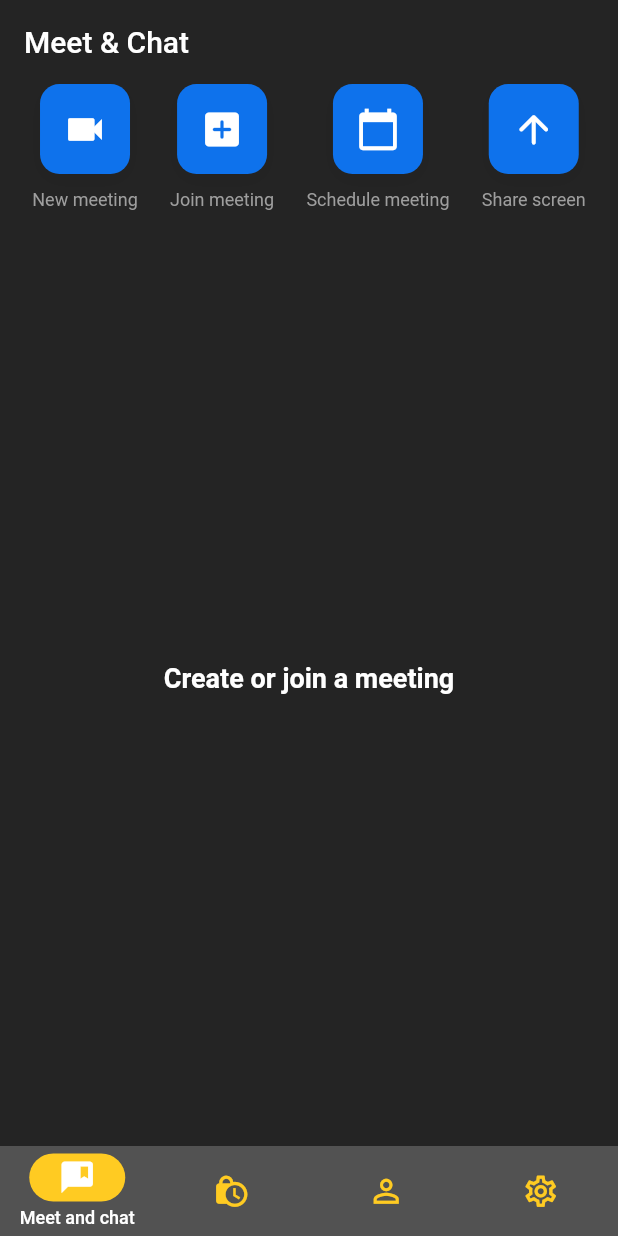
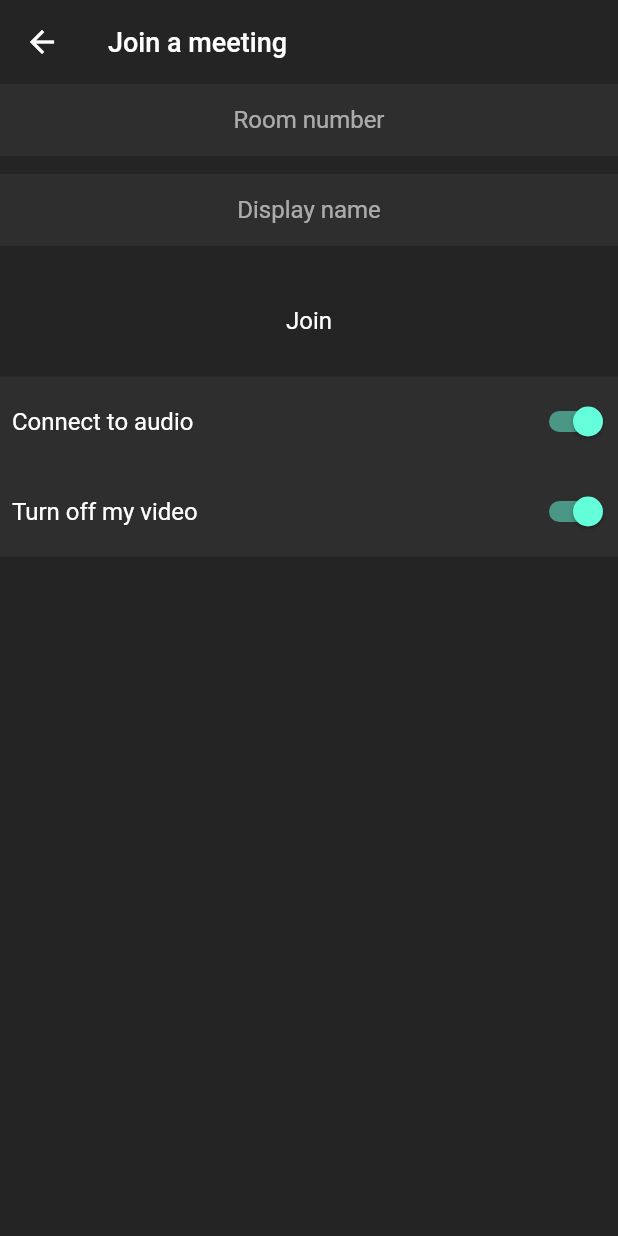
Before and after one commit to Shakthi08/meeteasy, a Flutter app: the screen it shows once a user with an empty profile is signed in, after a tap on "Join meeting", on a phone screen of 412 x 824 dp. Run offline on Flutter 3.47's test engine with Material 2 defaults, Android fonts, the phone set to English and light mode, and no system bars; our stand-ins replace cloud_firestore, firebase_auth, firebase_core, google_sign_in; missing offline and left inert: dart:ffi, jitsi_meet; accounts and stored records are empty; network calls fail.

Commit message:
joining a meeting

```diff
--- a/lib/main.dart
+++ b/lib/main.dart
@@ -1,6 +1,7 @@
 import 'package:flutter/material.dart';
 import 'package:meeteasy/screens/home_screen.dart';
 import 'package:meeteasy/screens/login_screen.dart';
+import 'package:meeteasy/screens/video_call_screen.dart';
 import 'package:meeteasy/utils/colors.dart';
 import 'package:firebase_core/firebase_core.dart';
 import 'package:meeteasy/resources/auth_methods.dart';
@@ -25,6 +26,7 @@ class MyApp extends StatelessWidget {
         routes: {
           '/login': (context) => const LoginScreen(),
           '/home': (context) => const HomeScreen(),
+          '/video-call': (context) => const VideoCallScreen(),
         },
         home: StreamBuilder(
           stream: AuthMethods().authChanges,
--- a/lib/resources/jitsi_meet_methods.dart
+++ b/lib/resources/jitsi_meet_methods.dart
@@ -8,15 +8,22 @@ class JitsiMeetMethod {
   void createMeeting(
       {required String roomName,
       required bool isAudioMuted,
-      required bool isVideoMuted}) async {
+      required bool isVideoMuted,
+      String username = ''}) async {
     try {
       FeatureFlag featureFlag = FeatureFlag();
       featureFlag.welcomePageEnabled = false;
       featureFlag.resolution = FeatureFlagVideoResolution
           .MD_RESOLUTION; // Limit video resolution to 360p
+      String name;
+      if (username.isEmpty) {
+        name = _authMethods.user.displayName!;
+      } else {
+        name = username;
+      }
 
       var options = JitsiMeetingOptions(room: roomName)
-        ..userDisplayName = _authMethods.user.displayName
+        ..userDisplayName = name
         ..userEmail = _authMethods.user.email
         ..userAvatarURL = _authMethods.user.photoURL
         ..audioMuted = isAudioMuted
--- a/lib/screens/meeting_screen.dart
+++ b/lib/screens/meeting_screen.dart
@@ -20,6 +20,10 @@ class MeetingScreen extends StatelessWidget {
         roomName: roomName, isAudioMuted: true, isVideoMuted: true);
   }
 
+  joinMeeting(BuildContext context) {
+    Navigator.pushNamed(context, '/video-call');
+  }
+
   @override
   Widget build(BuildContext context) {
     return Column(
@@ -33,7 +37,7 @@ class MeetingScreen extends StatelessWidget {
               icon: Icons.videocam,
             ),
             HomeMeetingButton(
-              onPressed: () {},
+              onPressed: () => joinMeeting(context),
               text: 'Join meeting',
               icon: Icons.add_box_rounded,
             ),
--- /dev/null
+++ b/lib/screens/video_call_screen.dart
@@ -0,0 +1,140 @@
+import 'dart:ffi';
+
+import 'package:flutter/material.dart';
+import 'package:flutter/src/foundation/key.dart';
+import 'package:flutter/src/widgets/framework.dart';
+import 'package:jitsi_meet/jitsi_meet.dart';
+import 'package:meeteasy/resources/auth_methods.dart';
+import 'package:meeteasy/resources/jitsi_meet_methods.dart';
+import 'package:meeteasy/utils/colors.dart';
+import 'package:meeteasy/widgets/meeting_option.dart';
+
+class VideoCallScreen extends StatefulWidget {
+  const VideoCallScreen({Key? key}) : super(key: key);
+
+  @override
+  State<VideoCallScreen> createState() => _VideoCallScreenState();
+}
+
+class _VideoCallScreenState extends State<VideoCallScreen> {
+  late TextEditingController meetingIdController;
+  late TextEditingController nameController;
+
+  final JitsiMeetMethod _jitsiMeetMethod = JitsiMeetMethod();
+
+  bool isAudioMuted = true;
+  bool isVideoMuted = true;
+
+  final AuthMethods _authMethods = AuthMethods();
+
+  @override
+  void initState() {
+    meetingIdController = TextEditingController();
+    nameController = TextEditingController(text: _authMethods.user.displayName);
+    super.initState();
+  }
+
+  @override
+  void dispose() {
+    super.dispose();
+    meetingIdController.dispose();
+    nameController.dispose();
+    JitsiMeet.removeAllListeners();
+  }
+
+  _joinMeeting() {
+    _jitsiMeetMethod.createMeeting(
+      roomName: meetingIdController.text,
+      isAudioMuted: isAudioMuted,
+      isVideoMuted: isVideoMuted,
+      username: nameController.text,
+    );
+  }
+
+  Widget build(BuildContext context) {
+    return Scaffold(
+        appBar: AppBar(
+            elevation: 0,
+            backgroundColor: backgroundColor,
+            title: const Text(
+              "Join a meeting",
+              style: TextStyle(fontSize: 18),
+            )),
+        body: Column(
+          children: [
+            SizedBox(
+              height: 60,
+              child: TextField(
+                controller: meetingIdController,
+                maxLines: 1,
+                textAlign: TextAlign.center,
+                keyboardType: TextInputType.number,
+                decoration: const InputDecoration(
+                  fillColor: secondaryBackgroundColor,
+                  filled: true,
+                  border: InputBorder.none,
+                  hintText: "Room number",
+                  // contentPadding: EdgeInsets.fromLTRB(16, 8, 0, 0)
+                ),
+              ),
+            ),
+            SizedBox(
+              height: 60,
+              child: TextField(
+                controller: nameController,
+                maxLines: 1,
+                textAlign: TextAlign.center,
+                keyboardType: TextInputType.name,
+                decoration: const InputDecoration(
+                  fillColor: secondaryBackgroundColor,
+                  filled: true,
+                  border: InputBorder.none,
+                  hintText: "Display name",
+                  // contentPadding: EdgeInsets.fromLTRB(16, 8, 0, 0)
+                ),
+              ),
+            ),
+            const SizedBox(
+              height: 20,
+            ),
+            InkWell(
+              onTap: _joinMeeting,
+              child: const Padding(
+                padding: EdgeInsets.all(8),
+                child: Text(
+                  "Join",
+                  style: TextStyle(
+                    fontSize: 16,
+                  ),
+                ),
+              ),
+            ),
+            const SizedBox(
+              height: 20,
+            ),
+            MeetingOption(
+              text: 'Connect to audio ',
+              isMute: isAudioMuted,
+              onChange: onAudioMuted,
+            ),
+            MeetingOption(
+              text: 'Turn off my video',
+              isMute: isVideoMuted,
+              onChange: onVideoMuted,
+            )
+          ],
+        ));
+  }
+
+  onAudioMuted(bool val) {
+    setState(() {
+      isAudioMuted = val;
+    });
+  }
+
+  onVideoMuted(bool val) {
+    setState(() {
+      isVideoMuted = val;
+    });
+  }
+}
--- /dev/null
+++ b/lib/widgets/meeting_option.dart
@@ -0,0 +1,40 @@
+import 'package:flutter/cupertino.dart';
+import 'package:flutter/material.dart';
+import 'package:flutter/src/foundation/key.dart';
+import 'package:flutter/src/widgets/framework.dart';
+import 'package:meeteasy/utils/colors.dart';
+
+class MeetingOption extends StatelessWidget {
+  final String text;
+  final bool isMute;
+  final Function(bool) onChange;
+  const MeetingOption(
+      {Key? key,
+      required this.text,
+      required this.isMute,
+      required this.onChange})
+      : super(key: key);
+
+  @override
+  Widget build(BuildContext context) {
+    return Container(
+      height: 60,
+      color: secondaryBackgroundColor,
+      child: Row(
+        mainAxisAlignment: MainAxisAlignment.spaceBetween,
+        children: [
+          Padding(
+            padding: const EdgeInsets.all(8.0),
+            child: Text(
+              text,
+              style: const TextStyle(
+                fontSize: 16,
+              ),
+            ),
+          ),
+          Switch.adaptive(value: isMute, onChanged: onChange)
+        ],
+      ),
+    );
+  }
+}
```
